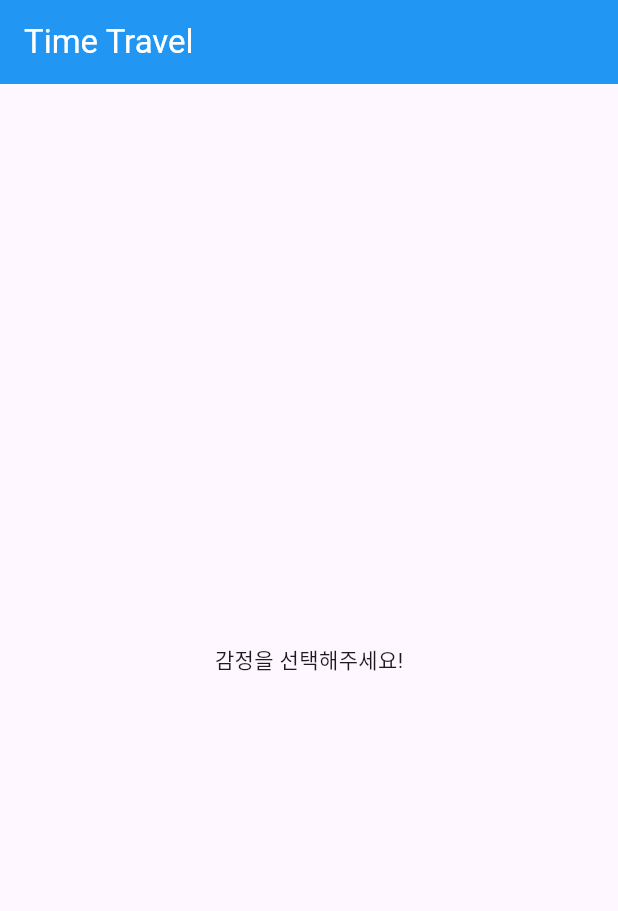
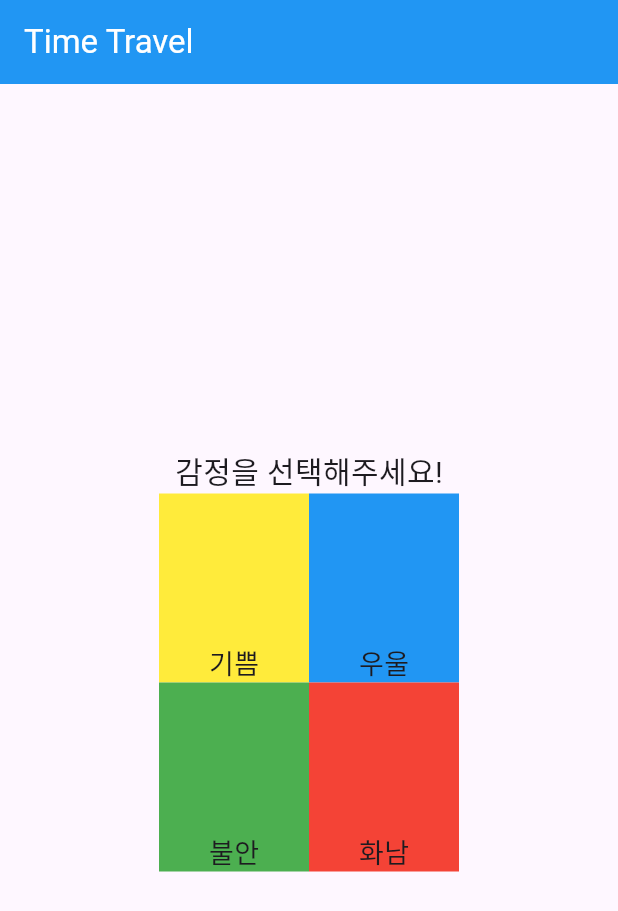
Before and after one commit to Time-Travel-Partition/emotion_chat, a Flutter app: the screen it shows after launch, on a phone screen of 412 x 824 dp. Shown: the top 911 px of the screen. Run offline on Flutter 3.47's test engine with Material 3 defaults, Android fonts, the phone set to English and light mode, and no system bars; our stand-ins replace cloud_firestore, firebase_core; accounts and stored records are empty.

Commit message:
✨ feat: 감정별 채팅 버튼 배치

```diff
--- a/lib/main.dart
+++ b/lib/main.dart
@@ -2,8 +2,7 @@ import 'package:cloud_firestore/cloud_firestore.dart';
 import 'package:flutter/material.dart';
 import 'package:firebase_core/firebase_core.dart';
 import 'firebase_options.dart';
-
-// ...
+import 'package:emotion_chat/widgets/emotion_button.dart';
 
 void main() async {
   //firestore 초기화
@@ -13,8 +12,8 @@ void main() async {
   );
 
   //firestore 샘플 데이터 쓰기 (테스트용)
-  FirebaseFirestore _firestore = FirebaseFirestore.instance;
-  await _firestore.collection("cars").doc().set(
+  FirebaseFirestore firestore = FirebaseFirestore.instance;
+  await firestore.collection("cars").doc().set(
     {
       "brand": "Genesis",
       "name": "G80",
@@ -37,8 +36,28 @@ class App extends StatelessWidget {
           foregroundColor: Colors.white,
           backgroundColor: Colors.blue,
         ),
-        body: const Center(
-          child: Text('감정을 선택해주세요!'),
+        body: const Column(
+          mainAxisAlignment: MainAxisAlignment.center,
+          children: [
+            Text(
+              '감정을 선택해주세요!',
+              style: TextStyle(fontSize: 20),
+            ),
+            Row(
+              mainAxisAlignment: MainAxisAlignment.center,
+              children: [
+                EmotionButton(text: '기쁨', color: Colors.yellow),
+                EmotionButton(text: '우울', color: Colors.blue),
+              ],
+            ),
+            Row(
+              mainAxisAlignment: MainAxisAlignment.center,
+              children: [
+                EmotionButton(text: '불안', color: Colors.green),
+                EmotionButton(text: '화남', color: Colors.red),
+              ],
+            ),
+          ],
         ),
       ),
     );
--- /dev/null
+++ b/lib/widgets/emotion_button.dart
@@ -0,0 +1,29 @@
+import 'package:flutter/material.dart';
+
+class EmotionButton extends StatelessWidget {
+  final String text;
+  final Color color;
+
+  const EmotionButton({
+    super.key,
+    required this.text,
+    required this.color,
+  });
+
+  @override
+  Widget build(BuildContext context) {
+    return Container(
+      color: color,
+      child: Column(children: [
+        const SizedBox(
+          height: 100,
+          width: 100,
+        ),
+        Text(
+          text,
+          style: const TextStyle(fontSize: 18),
+        ),
+      ]),
+    );
+  }
+}
```
Also changed, not shown: 1 other file.
